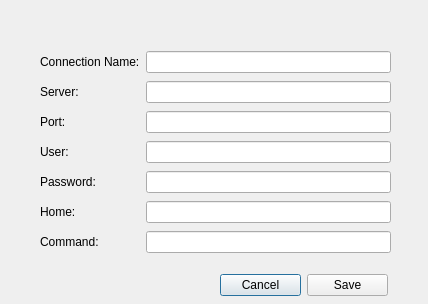
The window that Client/helicalserverdetailsdialog.ui (clockworkengineer/Helical) describes before a commit, drawn with Qt 5.
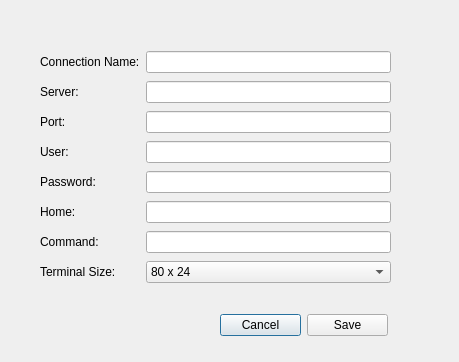
The same window after the commit.

Commit message: Addition of terminal size UI (needs improvment).

Diff of the .ui file:
```diff
--- a/Client/helicalserverdetailsdialog.ui
+++ b/Client/helicalserverdetailsdialog.ui
@@ -6,8 +6,8 @@
    <rect>
     <x>0</x>
     <y>0</y>
-    <width>428</width>
-    <height>304</height>
+    <width>459</width>
+    <height>362</height>
    </rect>
   </property>
   <property name="windowTitle">
@@ -19,7 +19,7 @@
      <x>40</x>
      <y>49</y>
      <width>351</width>
-     <height>213</height>
+     <height>244</height>
     </rect>
    </property>
    <layout class="QGridLayout" name="gridLayout">
@@ -93,13 +93,44 @@
       </property>
      </widget>
     </item>
+    <item row="7" column="1">
+     <widget class="QComboBox" name="terminalSizeMenu">
+      <item>
+       <property name="text">
+        <string>80 x 24</string>
+       </property>
+      </item>
+      <item>
+       <property name="text">
+        <string>80 x 43</string>
+       </property>
+      </item>
+      <item>
+       <property name="text">
+        <string>132 x 24</string>
+       </property>
+      </item>
+      <item>
+       <property name="text">
+        <string>132 x 43</string>
+       </property>
+      </item>
+     </widget>
+    </item>
+    <item row="7" column="0">
+     <widget class="QLabel" name="terminalSizeLabel">
+      <property name="text">
+       <string>Terminal Size:</string>
+      </property>
+     </widget>
+    </item>
    </layout>
   </widget>
   <widget class="QWidget" name="layoutWidget1">
    <property name="geometry">
     <rect>
      <x>220</x>
-     <y>270</y>
+     <y>310</y>
      <width>168</width>
      <height>31</height>
     </rect>
```
Left out of the diff: 10 changed lines with no effect on the pictures. The commit also changes 6 other files.
